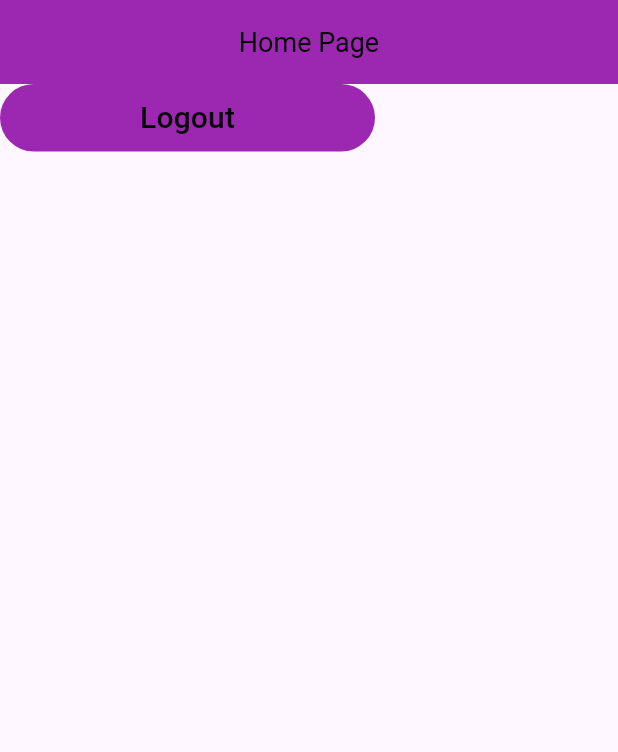
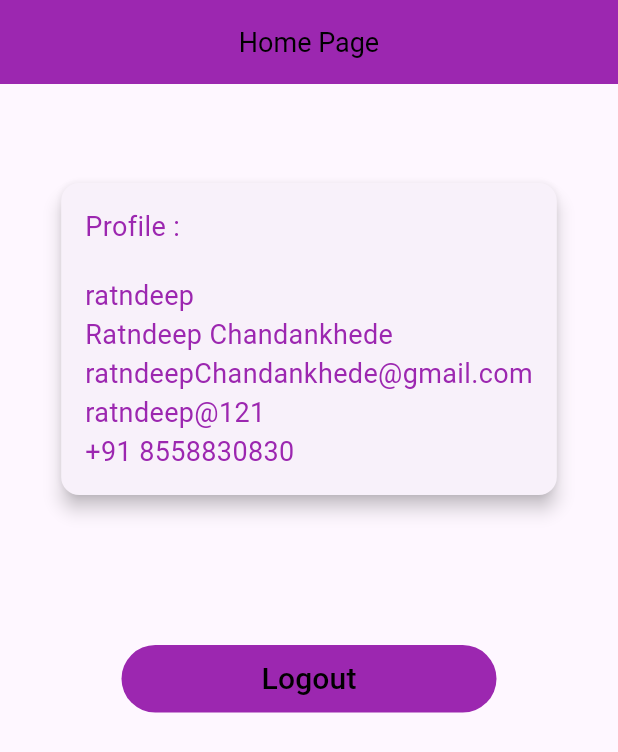
Before and after one commit to Ratndeep1999/shared_pref_prectice, a Flutter app: the HomePage screen opened directly, on a phone screen of 412 x 824 dp. Shown: the top 752 px of the screen. Run offline on Flutter 3.47's test engine with Material 3 defaults, Android fonts, the phone set to English and light mode, and no system bars.

Commit message:
home_page.dart : card add to show saved details.

```diff
--- a/lib/Pages/home_page.dart
+++ b/lib/Pages/home_page.dart
@@ -16,14 +16,41 @@ class HomePage extends StatelessWidget {
         automaticallyImplyLeading: false,
       ),
       body: SafeArea(
+        child: Padding(
+          padding: const EdgeInsets.all(16.0),
           child: Column(
             children: [
+              /// Card to Show Saved Data
+              Card(
+                elevation: 5.0,
+                margin: EdgeInsets.symmetric(horizontal: 8.0, vertical: 50.0),
+                child: Padding(
+                  padding: const EdgeInsets.all(16.0),
+                  child: Column(
+                    crossAxisAlignment: CrossAxisAlignment.start,
+                    children: [
+                      /// Saved Data
+                      LabelTextWidget(label: "Profile :"),
+                      const SizedBox(height: 20.0,),
+                      LabelTextWidget(label: "ratndeep"),
+                      LabelTextWidget(label: "Ratndeep Chandankhede", ),
+                      LabelTextWidget(label: "ratndeepChandankhede@gmail.com"),
+                      LabelTextWidget(label: "ratndeep@121"),
+                      LabelTextWidget(label: "+91 8558830830"),
+                    ],
+                  ),
+                ),
+              ),
+              SizedBox(height: 50,),
               /// Logout Button
-            FilledButtonWidget(
+              Center(
+                child: FilledButtonWidget(
                   buttonLabel: "Logout",
                   onPress: () => _navigateToLoginPage(context),
                 ),
+              ),
             ],
+          ),
         ),
       ),
     );
```
Lines whose indentation alone changed are shown as unchanged.
